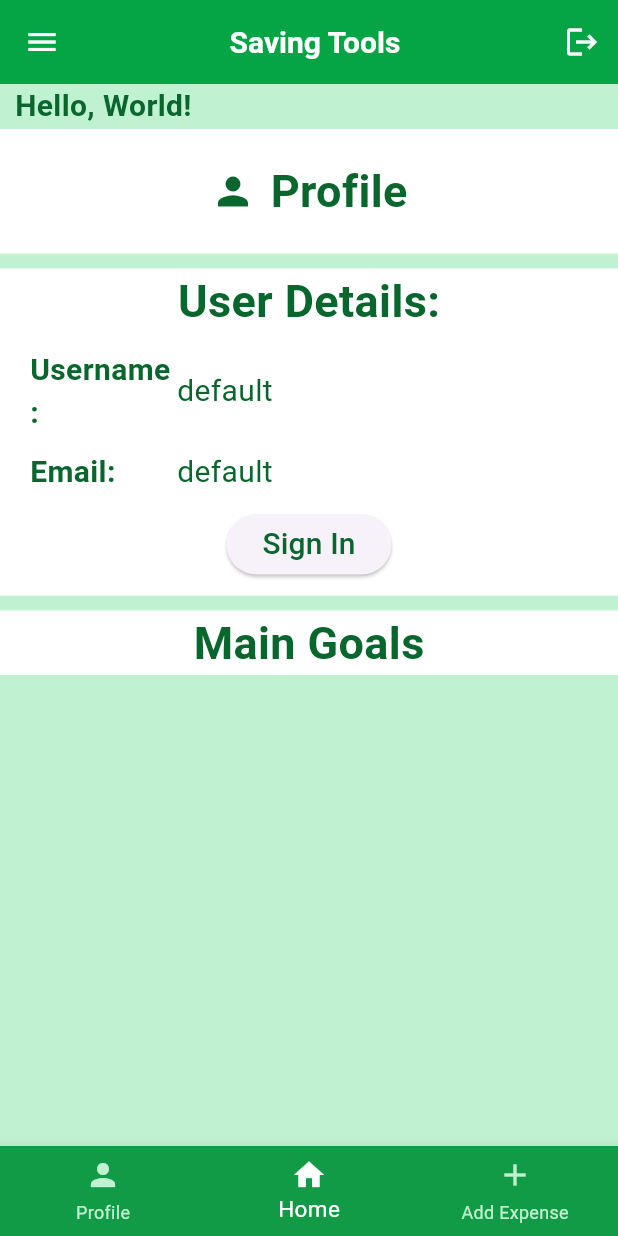
After one commit to AlexandreAANP/SavingTools, a Flutter app: the MainProfile screen opened by its route, on a phone screen of 412 x 824 dp. The commit adds this screen. Run offline on Flutter 3.47's test engine with Material 3 defaults, Android fonts, the phone set to English and light mode, and no system bars; our stand-ins replace percent_indicator, pie_chart, shared_preferences, sqflite; accounts and stored records are empty.

Commit message:
Added goal

```diff
--- /dev/null
+++ b/saving_tools/lib/Entities/Goal.dart
@@ -0,0 +1,33 @@
+
+
+class Goal {
+  int? id;
+  String? description;
+  String? date;
+  double? percent;
+  bool? isCompleted;
+  bool? isExpired;
+  int userId = 0;
+
+  Goal({this.id, this.description, this.date, this.percent, this.isCompleted, this.isExpired, this.userId = 0});
+
+  Map<String, dynamic> toMap() {
+    return {
+      'id': id,
+      'description': description,
+      'date': date,
+      'percent': percent,
+
+    };
+  }
+
+  Goal.fromMap(Map<String, dynamic> map) {
+    id = map['id'];
+    description = map['description'];
+    date = map['date'];
+    percent = map['percent'];
+    isCompleted = map['isCompleted'];
+    isExpired = map['isExpired'];
+    userId = map['userId'];
+  }
+}
--- /dev/null
+++ b/saving_tools/lib/Repositories/WhoIs.dart
@@ -0,0 +1,23 @@
+//This class it's reposiotry to know what is the acutal user account
+// should save in application preferences the actual or last username
+// Doing an logout will put the actual user as "default"
+
+import 'package:shared_preferences/shared_preferences.dart';
+
+class WhoIs {
+
+  static final String _preferencesKey = "ActualUser";
+
+  static Future<String> getActualUsername () async => await _getFromPreferences();
+
+  static Future<void> setActualUsername(String username) async {
+    SharedPreferences prefs = await SharedPreferences.getInstance();
+    await prefs.setString(_preferencesKey, username);
+  }
+
+  static Future<String> _getFromPreferences() async {
+    SharedPreferences prefs = await SharedPreferences.getInstance();
+    return prefs.getString(_preferencesKey) ?? "default";
+  }
+
+}
--- a/saving_tools/lib/Services/UserService.dart
+++ b/saving_tools/lib/Services/UserService.dart
@@ -14,6 +14,13 @@ class UserService{
     _userRepository = UserRepository(databaseName);
   }
 
+  static final UserService _instance = UserService._privateConstructor(database!);
+
+  factory UserService() {
+
+    return _instance;
+  }
+
   Future<UserDTO> registerUser({required String username, required String email, required String password}) async {
     User user = User(
       username: username,
--- a/saving_tools/lib/databaseConfig.dart
+++ b/saving_tools/lib/databaseConfig.dart
@@ -25,13 +25,8 @@ class databaseConfig {
       // Run the CREATE TABLE statement on the database.
 
       db.execute("CREATE TABLE Invoice(id INTEGER PRIMARY KEY, invoice TEXT, date TEXT, category TEXT, type TEXT, amount REAL, user_id INTEGER NOT NULL DEFAULT 0)");
-      db.execute(
-        """CREATE TABLE User(
-                id INTEGER PRIMARY KEY,
-                username UNIQUE TEXT,
-                email TEXT,
-                password TEXT)""",
-      );
+      db.execute("CREATE TABLE User(id INTEGER PRIMARY KEY,username TEXT UNIQUE,email TEXT,password TEXT)");
+      db.execute("CREATE TABLE Goal(id INTEGER PRIMARY KEY, description TEXT, date TEXT, percent REAL, isCompleted BOOL, isExpired BOOL, user_id INTEGER NOT NULL DEFAULT 0)");
       db.insert("User", {"id": 0, "username": "default", "email": "default", "password": "default"});
 
     },
--- /dev/null
+++ b/saving_tools/lib/pages/profile/MainGoals.dart
@@ -0,0 +1,139 @@
+import 'package:flutter/material.dart';
+import 'package:flutter/widgets.dart';
+import 'package:percent_indicator/linear_percent_indicator.dart';
+import 'package:saving_tools/Entities/Goal.dart';
+import 'package:saving_tools/Services/GoalService.dart';
+
+class MainGoals extends StatefulWidget {
+  @override
+  _MainGoalsState createState() => _MainGoalsState();
+}
+
+class _MainGoalsState extends State<MainGoals> {
+  final int MAX_GOAL = 5;
+
+  @override
+  Widget build(BuildContext context) {
+    return Container(
+      margin: EdgeInsets.only(top:0, bottom: 2),
+      padding: EdgeInsets.only(left: 5, right: 5),
+      color: Colors.white,
+      child: Column(
+          children: [
+            Container(
+              child: Text(
+                "Main Goals",
+                style: TextStyle(
+                  color: const Color.fromARGB(255, 9, 102, 45),
+                  fontSize: 30,
+                  fontWeight: FontWeight.bold,
+                )
+              ),
+            ),
+            Goals()
+
+        ]
+      )
+    );
+
+  }
+
+
+  Future<List<Goal>> _getGoals() async  {
+    return await GoalService().getGoals(7);
+  }
+
+  FutureBuilder Goals (){
+    return FutureBuilder(
+      future: _getGoals(),
+      builder: (context, snapshot) {
+        if (snapshot.hasData) {
+          List<Widget> goals = [];
+          for (Goal goal in snapshot.data!) {
+            String percentValue = (goal.percent! * 100).toStringAsFixed(0) + "%";
+            goals.add(CreateWidgetGoal(goal.description!, goal.date!, goal.percent!, percentValue));
+          }
+          return Column(
+            children: [...goals],
+          );
+        } else if (snapshot.hasError) {
+          return Text("${snapshot.error}");
+        }
+        return CircularProgressIndicator();
+      },
+    );
+  }
+
+  Widget CreateWidgetGoal(String Description, String date, double percent, String percentText) {
+    return Container(
+              child: Column(
+                children: [
+                  Container(
+                    margin: EdgeInsets.only(top: 10, left: 20, right: 20, bottom: 10),
+                    child: Row(
+                            children: [
+                              Expanded(
+                                flex: 3,
+                                child:Text(
+                                  Description,
+                                  style: TextStyle(
+                                    color: const Color.fromARGB(255, 9, 102, 45),
+                                    fontSize: 17,
+
+                                  ),
+                                  maxLines: 2,
+                                  overflow: TextOverflow.ellipsis,
+                                  )
+                              ),
+                              Expanded(
+                                child:Text(
+                                    "Expired at:",
+                                    textAlign: TextAlign.center,
+                                    style: TextStyle(
+                                      color: const Color.fromARGB(255, 9, 102, 45),
+                                      fontSize: 17,
+                                  )
+                                )
+                              )
+
+                            ]
+                          ),
+                  ),
+
+                  Row(
+                    children: [
+                      Expanded(
+                        flex: 3,
+                        child: ProgressBar(percent, percentText)
+                      ),
+                      Expanded(
+                        flex: 1,
+                        child: Text(date,
+                          textAlign: TextAlign.center,
+                          style: TextStyle(
+                            color: const Color.fromARGB(255, 9, 102, 45),
+                            fontSize: 17,
+                          )
+                        ),
+                      )
+                    ]
+                  )
+                ],
+              ),
+            );
+  }
+
+
+  Widget ProgressBar(double percentage, String percentText) {
+    return new LinearPercentIndicator(
+
+                animation: true,
+                lineHeight: 20.0,
+                animationDuration: 2000,
+                percent: percentage,
+                center: Text(percentText, style: TextStyle(color: Colors.white, fontWeight: FontWeight.bold),),
+                barRadius: Radius.circular(12),
+                progressColor: const Color.fromARGB(255, 9, 102, 45),
+              );
+  }
+}
--- /dev/null
+++ b/saving_tools/lib/pages/profile/MainProfile.dart
@@ -0,0 +1,64 @@
+import 'package:flutter/material.dart';
+import 'package:saving_tools/appbar/ApplicationBar.dart';
+import 'package:saving_tools/pages/profile/MainGoals.dart';
+import 'package:saving_tools/pages/profile/ProfileDetails.dart';
+import 'package:saving_tools/sharedWidgets/Drawer.dart';
+import 'package:saving_tools/sharedWidgets/NavBar.dart';
+import 'package:saving_tools/sharedWidgets/ToolBarMessages.dart';
+
+class MainProfile extends StatelessWidget {
+  const MainProfile({Key? key}) : super(key: key);
+
+  @override
+  Widget build(BuildContext context) {
+    return Scaffold(
+      backgroundColor: const Color.fromARGB(255, 192, 241, 208),
+      appBar: ApplicationBar(context: context,),
+      drawer: MainDrawer(context: context,),
+      body: Column(
+        children: [
+          ToolBarMessages(),
+          Expanded(
+              child: Container(
+                  child: ListView(
+                    children: [
+                               Container(
+                                  color: Colors.white,
+                                    padding: EdgeInsets.all(20),
+                                    child: Row(
+                                      mainAxisAlignment: MainAxisAlignment.center,
+                                      children: [
+                                        Icon(
+                                          Icons.person,
+                                          color: const Color.fromARGB(255, 9, 102, 45),
+                                          size: 30,
+                                        ),
+                                        SizedBox(
+                                          width: 10,
+                                          height: 10,
+                                        ),
+                                        Text(
+                                          "Profile",
+                                          style: TextStyle(
+                                            color: const Color.fromARGB(255, 9, 102, 45),
+                                            fontSize: 30,
+                                            fontWeight: FontWeight.bold,
+                                          ),
+                                        ),
+                                        ],
+                                      ),
+                                    ),
+
+                                ProfileDetails(),
+                                MainGoals(),
+                                ]
+                               ),
+
+                      )
+            )
+        ],
+      ),
+      bottomNavigationBar: NavBar(),
+    );
+  }
+}
--- /dev/null
+++ b/saving_tools/lib/pages/profile/ProfileDetails.dart
@@ -0,0 +1,174 @@
+import 'package:flutter/material.dart';
+import 'package:saving_tools/DTOs/UserDTO.dart';
+import 'package:saving_tools/Entities/User.dart';
+import 'package:saving_tools/Repositories/WhoIs.dart';
+import 'package:saving_tools/Services/UserService.dart';
+
+class ProfileDetails extends StatefulWidget {
+  ProfileDetails({Key? key}) : super(key: key);
+
+  @override
+  State<StatefulWidget> createState() => ProfileDetailsState();
+
+}
+
+class ProfileDetailsState extends State<ProfileDetails> {
+  UserDTO? actualUser;
+
+
+  @override
+  Widget build(BuildContext context) {
+    return Container(
+      margin: EdgeInsets.only(top:10, bottom: 10),
+      color: Colors.white,
+      child: Column(
+        children: [
+          Text(
+            "User Details:",
+            style: TextStyle(
+              color: const Color.fromARGB(255, 9, 102, 45),
+              fontSize: 30,
+              fontWeight: FontWeight.bold,
+            )
+          ),
+          Container(
+            margin: EdgeInsets.only(top: 10, left: 20),
+            child: Row(
+                children: [
+                  Expanded(
+                    flex: 1,
+                    child:Text(
+                        "Username: ",
+                        style: TextStyle(
+                          color: const Color.fromARGB(255, 9, 102, 45),
+                          fontSize: 20,
+                          fontWeight: FontWeight.bold,
+                        )
+                  )
+                  ),
+                  Expanded(
+                    flex: 3,
+                    child:FutureBuilder<UserDTO>(
+                    future: getUser(),
+                    builder: (context, snapshot) {
+                      if (snapshot.hasData) {
+                        return Text(
+                          snapshot.data!.email,
+                          style: TextStyle(
+                            color: const Color.fromARGB(255, 9, 102, 45),
+                            fontSize: 20,
+                          )
+                        );
+                      } else if (snapshot.hasError) {
+                        return Text("${snapshot.error}");
+                      }
+                      return CircularProgressIndicator();
+                    },
+                  )
+                  )
+                ],
+              )
+          ),
+        Container(
+            margin: EdgeInsets.only(top: 10, left: 20, bottom: 10),
+            child: Row(
+                children: [
+                  Expanded(
+                    flex: 1,
+                    child:Text(
+                        "Email: ",
+                        style: TextStyle(
+                          color: const Color.fromARGB(255, 9, 102, 45),
+                          fontSize: 20,
+                          fontWeight: FontWeight.bold,
+                        )
+                  )
+                  ),
+                  Expanded(
+                    flex: 3,
+                    child:FutureBuilder<UserDTO>(
+                    future: getUser(),
+                    builder: (context, snapshot) {
+                      if (snapshot.hasData) {
+                        return Text(
+                          snapshot.data!.email,
+                          style: TextStyle(
+                            color: const Color.fromARGB(255, 9, 102, 45),
+                            fontSize: 20,
+                          )
+                        );
+                      } else if (snapshot.hasError) {
+                        return Text("${snapshot.error}");
+                      }
+                      return CircularProgressIndicator();
+                    },
+                  )
+                  )
+                ],
+              )
+          ),
+          Container(
+          padding: EdgeInsets.only(bottom: 10),
+          child: FutureBuilder<UserDTO>(
+                    future: getUser(),
+                    builder: (context, snapshot) {
+                      if (snapshot.hasData) {
+                        if(snapshot.data!.username == "default"){
+                          return SignIn();
+                        }
+                        return LogOut();
+                      } else if (snapshot.hasError) {
+                        return Text("${snapshot.error}");
+                      }
+                      return CircularProgressIndicator();
+                    },
+                  )
+
+        )
+        ],
+
+      ),
+    );
+  }
+
+    Future<UserDTO> getUser() async {
+      return await UserService().getUser(await WhoIs.getActualUsername());
+    }
+
+    Widget LogOut() {
+      return ElevatedButton(
+        onPressed: () {
+          if (ModalRoute.of(context)!.settings.name == '/login') {
+          return;
+        }
+        Navigator.pushNamed(context, '/login');
+        },
+        child: Text(
+          'Log Out',
+           style: TextStyle(
+              color: const Color.fromARGB(255, 9, 102, 45),
+              fontSize: 20,
+            ),
+        ),
+      );
+    }
+
+    Widget SignIn() {
+
+      return ElevatedButton(
+        onPressed: () {
+          if (ModalRoute.of(context)!.settings.name == '/login') {
+          return;
+        }
+        Navigator.pushNamed(context, '/login');
+        },
+        child: Text(
+          'Sign In',
+           style: TextStyle(
+              color: const Color.fromARGB(255, 9, 102, 45),
+              fontSize: 20,
+            ),
+        ),
+      );
+    }
+}
--- a/saving_tools/pubspec.yaml
+++ b/saving_tools/pubspec.yaml
@@ -39,6 +39,7 @@ dependencies:
   shared_preferences: ^2.2.3
   sqflite: ^2.3.3+1
   path: ^1.9.0
+  percent_indicator: ^4.2.3
 
 dev_dependencies:
   flutter_test:
```
Also changed, not shown: saving_tools/lib/Repositories/GoalRepository.dart (added, +87 -0 lines), saving_tools/lib/Repositories/InvoiceRepository.dart (+5 -39 lines), saving_tools/lib/Repositories/SearchTools/SearchUtils.dart (added, +41 -0 lines), saving_tools/lib/Services/GoalService.dart (added, +63 -0 lines), saving_tools/lib/main.dart (+11 -4 lines), saving_tools/lib/pages/Login/Login.dart (added, +25 -0 lines), saving_tools/lib/pages/profile/Statistics.dart (added).
